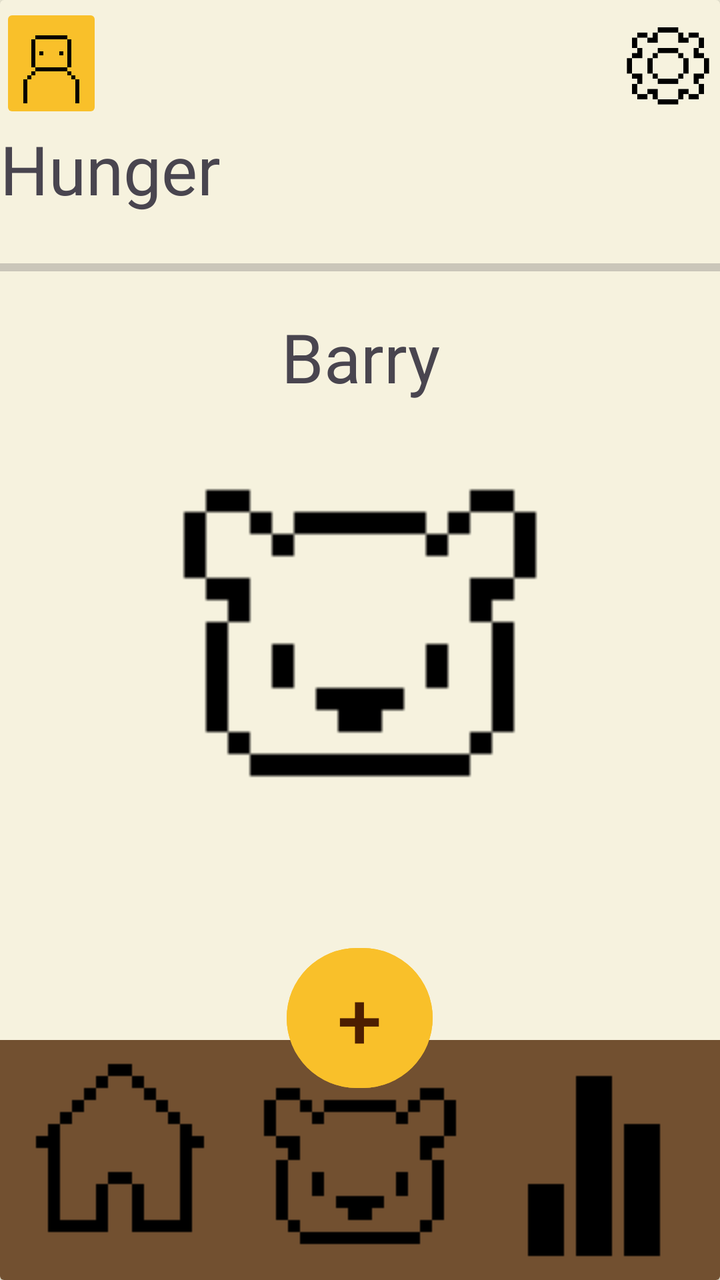
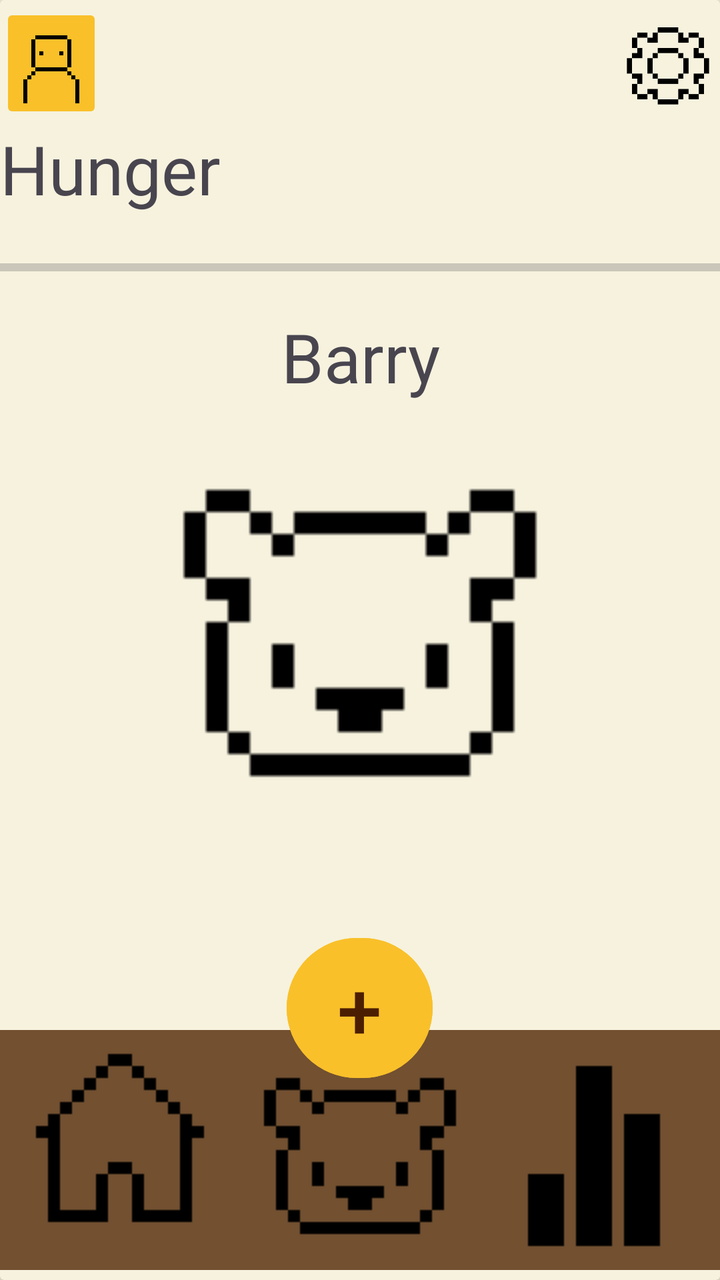

Before-and-after screenshots of an Android layout around one commit, followed by the original layout XML and the change that was made.
<!-- AndroidManifest.xml: application theme Theme.BeeBudgetingLimited -->
<!-- res/layout/activity_barry_care_screen.xml -->
<?xml version="1.0" encoding="utf-8"?>
<androidx.drawerlayout.widget.DrawerLayout xmlns:android="http://schemas.android.com/apk/res/android"
    xmlns:app="http://schemas.android.com/apk/res-auto"
    xmlns:tools="http://schemas.android.com/tools"
    android:id="@+id/main"
    android:layout_width="match_parent"
    android:layout_height="match_parent"
    tools:context=".BarryCareScreen"
    android:background="@color/Cream">

    <androidx.cardview.widget.CardView
        android:layout_width="match_parent"
        android:layout_height="wrap_content"
        app:cardBackgroundColor="@color/Cream">

        <LinearLayout
            android:id="@+id/text"
            android:layout_width="match_parent"
            android:layout_height="519dp"
            android:gravity="bottom"
            android:orientation="vertical">

            <LinearLayout
                android:layout_width="match_parent"
                android:layout_height="60dp"
                android:orientation="horizontal">


                <ImageButton
                    android:id="@+id/ProfileBtn"
                    android:layout_width="0dp"
                    android:layout_height="wrap_content"
                    android:layout_weight="0.2"
                    android:backgroundTint="@color/Bright_yellow"
                    android:scaleType="centerCrop"
                    app:srcCompat="@drawable/profileicon" />

                <ImageView
                    android:id="@+id/imageView3"
                    android:layout_width="0dp"
                    android:layout_height="wrap_content"
                    android:layout_weight="1"
                    android:alpha="0"
                    app:srcCompat="@drawable/house" />

                <ImageButton
                    android:id="@+id/Settingsbtn"
                    android:layout_width="0dp"
                    android:layout_height="match_parent"
                    android:layout_weight="0.2"
                    android:background="@android:color/transparent"
                    android:scaleType="fitCenter"
                    app:srcCompat="@drawable/cogicon" />

            </LinearLayout>

            <LinearLayout
                android:layout_width="match_parent"
                android:layout_height="50dp"
                android:orientation="horizontal">

                <TextView
                    android:id="@+id/textView2"
                    android:layout_width="wrap_content"
                    android:layout_height="match_parent"
                    android:layout_weight="1"
                    android:text="Hunger"
                    android:textSize="34sp" />
            </LinearLayout>

            <ProgressBar
                android:id="@+id/progressBar"
                style="?android:attr/progressBarStyleHorizontal"
                android:layout_width="match_parent"
                android:layout_height="44dp" />

            <TextView
                android:id="@+id/textView6"
                android:layout_width="match_parent"
                android:layout_height="wrap_content"
                android:text="Barry"
                android:textAlignment="center"
                android:textSize="34sp" />

            <ImageView
                android:id="@+id/imageView2"
                android:layout_width="match_parent"
                android:layout_height="220dp"
                app:srcCompat="@drawable/bearicon" />

            <LinearLayout
                android:layout_width="match_parent"
                android:layout_height="98dp"
                android:layout_gravity="bottom"
                android:foregroundGravity="bottom"
                android:gravity="bottom"
                android:orientation="horizontal"></LinearLayout>

        </LinearLayout>

        <RelativeLayout
            android:id="@+id/bottomBar"
            android:layout_width="match_parent"
            android:layout_height="170dp"
            android:layout_gravity="bottom">

            <LinearLayout
                android:layout_width="match_parent"
                android:layout_height="match_parent"
                android:gravity="bottom"
                android:orientation="horizontal">

                <ImageButton
                    android:id="@+id/Homebtn"
                    android:layout_width="wrap_content"
                    android:layout_height="wrap_content"
                    android:layout_weight="1"
                    android:background="#725030"
                    app:srcCompat="@drawable/houseicon" />

                <ImageButton
                    android:id="@+id/Barrybtn"
                    android:layout_width="wrap_content"
                    android:layout_height="wrap_content"
                    android:layout_weight="1"
                    android:background="#725030"
                    app:srcCompat="@drawable/bearicon" />

                <ImageButton
                    android:id="@+id/Analyticsbtn"
                    android:layout_width="wrap_content"
                    android:layout_height="wrap_content"
                    android:layout_weight="1"
                    android:background="#725030"
                    app:srcCompat="@drawable/analyticsicon" />

            </LinearLayout>

            <Button
                android:id="@+id/Addbtn"
                android:layout_width="73dp"
                android:layout_height="78dp"
                android:layout_centerHorizontal="true"
                android:layout_marginTop="0dp"

                android:backgroundTint="@color/Bright_yellow"
                android:text="+"
                android:textColor="@color/Dark_brown"
                android:textColorLink="#f2c560"
                android:textSize="40dp" />

        </RelativeLayout>

    </androidx.cardview.widget.CardView>
</androidx.drawerlayout.widget.DrawerLayout>
<!-- resources referenced by this layout -->
<resources>
  <color name="Bright_yellow">#f9c02a</color>
  <color name="Cream">#f6f2de</color>
  <color name="Dark_brown">#4c1e01</color>
  <!-- drawable analyticsicon: png bitmap (drawable, 346 bytes) -->
  <!-- drawable bearicon: png bitmap (drawable, 423 bytes) -->
  <!-- drawable cogicon: png bitmap (drawable, 702 bytes) -->
  <!-- drawable house: png bitmap (drawable, 413934 bytes) -->
  <!-- drawable houseicon: png bitmap (drawable, 405 bytes) -->
  <!-- drawable profileicon: png bitmap (drawable, 471 bytes) -->
  <style name="Theme.BeeBudgetingLimited" parent="Base.Theme.BeeBudgetingLimited" />
  <style name="Base.Theme.BeeBudgetingLimited" parent="Theme.Material3.DayNight.NoActionBar">
          
          
      </style>
</resources>

<!-- the commit's change to res/layout/activity_barry_care_screen.xml (unified diff, before → after) -->
@@ -102,7 +102,8 @@
             android:id="@+id/bottomBar"
             android:layout_width="match_parent"
             android:layout_height="170dp"
-            android:layout_gravity="bottom">
+            android:layout_gravity="bottom"
+            android:layout_marginVertical="5dp">
 
             <LinearLayout
                 android:layout_width="match_parent"
